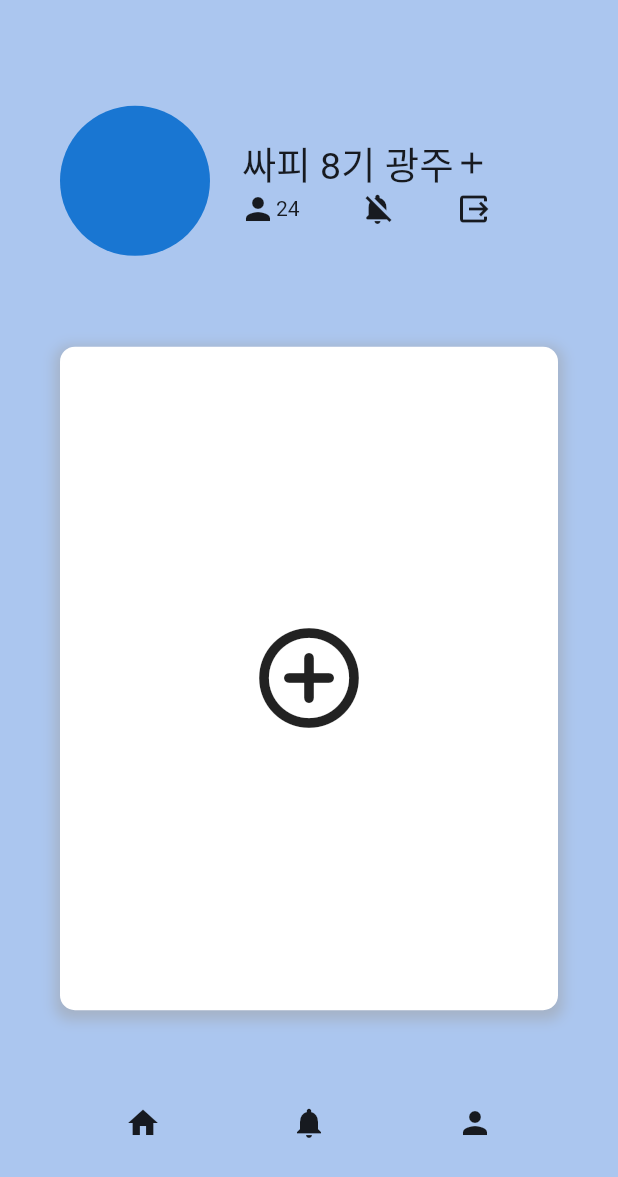
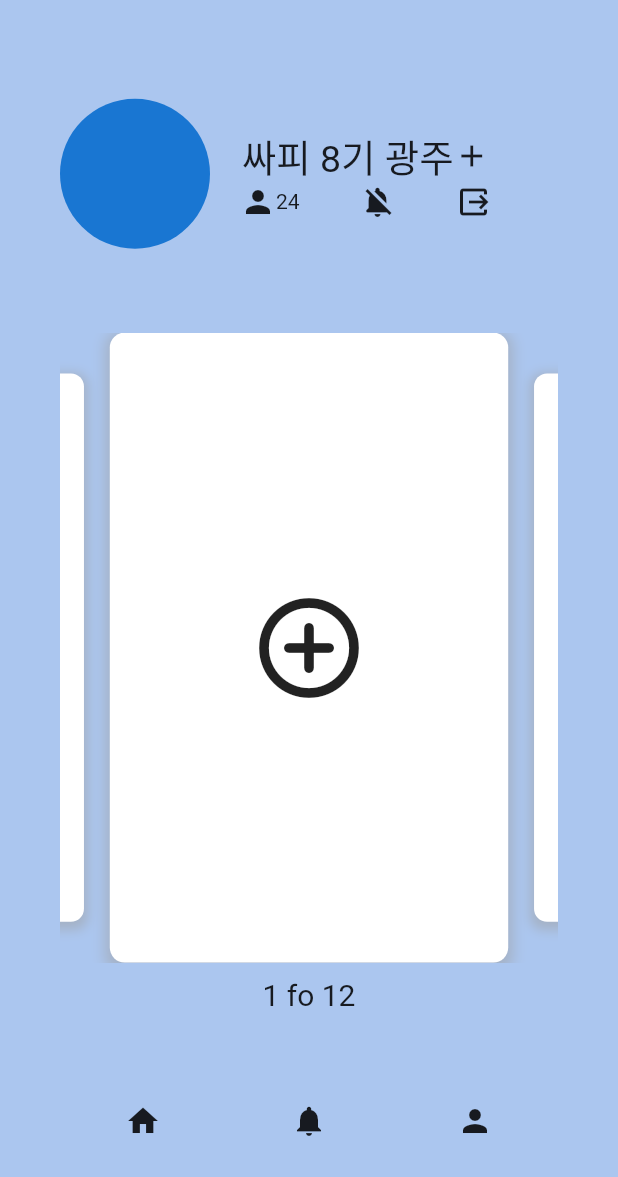
Before and after one commit to ukknown/Mention, a Flutter app: the screen it shows after launch, on a phone screen of 412 x 824 dp. Shown: the top 1177 px of the screen. Run offline on Flutter 3.47's test engine with Material 2 defaults, Android fonts, the light colour scheme and no system bars; drawn by our look-alikes of carousel_slider.

Commit message:
[front] feat:{그룹페이지}

```diff
--- a/app/lib/Screens/group_screen.dart
+++ b/app/lib/Screens/group_screen.dart
@@ -1,4 +1,7 @@
+import 'package:app/Screens/group_member.dart';
 import 'package:flutter/material.dart';
+import 'package:carousel_slider/carousel_slider.dart';
+import 'package:app/Screens/vote_before.dart';
 
 class ExampleScreen extends StatelessWidget {
   const ExampleScreen({Key? key}) : super(key: key);
@@ -12,21 +15,28 @@ class ExampleScreen extends StatelessWidget {
         child: Column(
           children: [
             const SizedBox(height: 10.0), // 상단 여백
-            const Flexible(
+            Flexible(
               flex: 2,
               child: Row(
                 crossAxisAlignment: CrossAxisAlignment.center,
                 children: [
-                  CircleAvatar(
+                  const CircleAvatar(
                     radius: 50,
                   ),
-                  SizedBox(
+                  const SizedBox(
                     width: 20,
                   ),
                   Column(
                     mainAxisAlignment: MainAxisAlignment.center,
                     children: [
-                      Row(
+                      GestureDetector(
+                        onTap: () {
+                          Navigator.push(
+                              context,
+                              MaterialPageRoute(
+                                  builder: (context) => const GroupMember()));
+                        },
+                        child: const Row(
                           children: [
                             Text(
                               '싸피 8기 광주',
@@ -35,7 +45,8 @@ class ExampleScreen extends StatelessWidget {
                             Icon(Icons.add)
                           ],
                         ),
-                      Row(
+                      ),
+                      const Row(
                         children: [
                           Icon(Icons.person),
                           Text('24'),
@@ -56,26 +67,27 @@ class ExampleScreen extends StatelessWidget {
             ),
             Flexible(
                 flex: 4,
-              child: Container(
-                decoration: BoxDecoration(
-                  color: Colors.white,
-                  borderRadius: BorderRadius.circular(10.0),
-                  boxShadow: [
-                    BoxShadow(
-                      color: Colors.grey.withOpacity(0.5),
-                      spreadRadius: 3,
-                      blurRadius: 7,
-                      offset: const Offset(0, 3),
+                child: GestureDetector(
+                  onTap: () => {
+                    Navigator.push(
+                        context,
+                        MaterialPageRoute(
+                            builder: (context) => (const VoteMember())))
+                  },
+                  child: CarouselSlider(
+                      items: const [group_box(), GroupDetail()],
+                      options: CarouselOptions(
+                        autoPlayCurve: Curves.fastOutSlowIn,
+                        height: 420,
+                        enlargeCenterPage: true,
+                      )),
+                )),
+            const SizedBox(
+              height: 10,
             ),
-                  ],
-                ),
-                child: const Center(
-                  child: Icon(
-                    Icons.add_circle_outline_rounded,
-                    size: 80,
-                  ),
-                ),
-              ),
+            const Text(
+              '1 fo 12',
+              style: TextStyle(fontSize: 20),
             ),
             const SizedBox(height: 20.0), // 네모 박스와 로우 사이 여백
             Flexible(
@@ -107,3 +119,103 @@ class ExampleScreen extends StatelessWidget {
     );
   }
 }
+
+// 박스 형태
+class group_box extends StatelessWidget {
+  const group_box({
+    super.key,
+  });
+
+  @override
+  Widget build(BuildContext context) {
+    return Container(
+      decoration: BoxDecoration(
+        color: Colors.white,
+        borderRadius: BorderRadius.circular(10.0),
+        boxShadow: [
+          BoxShadow(
+            color: Colors.grey.withOpacity(0.5),
+            spreadRadius: 3,
+            blurRadius: 7,
+            offset: const Offset(0, 3),
+          ),
+        ],
+      ),
+      child: const Center(
+        child: Icon(
+          Icons.add_circle_outline_rounded,
+          size: 80,
+        ),
+      ),
+    );
+  }
+}
+
+class GroupDetail extends StatelessWidget {
+  const GroupDetail({
+    super.key,
+  });
+
+  @override
+  Widget build(BuildContext context) {
+    return Container(
+      decoration: BoxDecoration(
+        color: Colors.white,
+        borderRadius: BorderRadius.circular(10.0),
+        boxShadow: [
+          BoxShadow(
+            color: Colors.grey.withOpacity(0.5),
+            spreadRadius: 3,
+            blurRadius: 7,
+            offset: const Offset(0, 3),
+          ),
+        ],
+      ),
+      child: const Column(
+        children: [
+          Expanded(
+            flex: 4,
+            child: CircleAvatar(
+              radius: 60,
+            ),
+          ),
+          Expanded(
+              flex: 1,
+              child: Text(
+                '밥 먹어보고 싶은 사람',
+                style: TextStyle(fontSize: 20),
+              )),
+          Expanded(
+            flex: 1,
+            child: Row(
+              mainAxisAlignment: MainAxisAlignment.center,
+              children: [
+                Icon(Icons.person_rounded),
+                Text(
+                  '15/24',
+                  style: TextStyle(fontSize: 20),
+                )
+              ],
+            ),
+          ),
+          Expanded(
+            flex: 2,
+            child: Row(
+              mainAxisAlignment: MainAxisAlignment.center,
+              children: [
+                Icon(
+                  Icons.alarm_sharp,
+                  size: 50,
+                ),
+                Text(
+                  '08:36',
+                  style: TextStyle(fontSize: 30),
+                )
+              ],
+            ),
+          )
+        ],
+      ),
+    );
+  }
+}
--- a/app/lib/Screens/home_screen.dart
+++ b/app/lib/Screens/home_screen.dart
@@ -45,7 +45,6 @@ class _HomeScreenState extends State<HomeScreen> {
     });
   }
 
-// 5:51
   String format(int seconds) {
     var duration = Duration(seconds: seconds);
     return duration.toString().split(".").first.substring(2, 7);
--- a/app/pubspec.yaml
+++ b/app/pubspec.yaml
@@ -30,6 +30,7 @@ environment:
 dependencies:
   flutter:
     sdk: flutter
+  carousel_slider: ^4.0.0
 
 
   # The following adds the Cupertino Icons font to your application.
```
Also changed, not shown: app/lib/Screens/group_member.dart (added, +144 -0 lines), app/lib/Screens/vote_after.dart (added, +82 -0 lines), app/lib/Screens/vote_before.dart (added, +116 -0 lines), app/pubspec.lock. Lines whose indentation alone changed are shown as unchanged.
